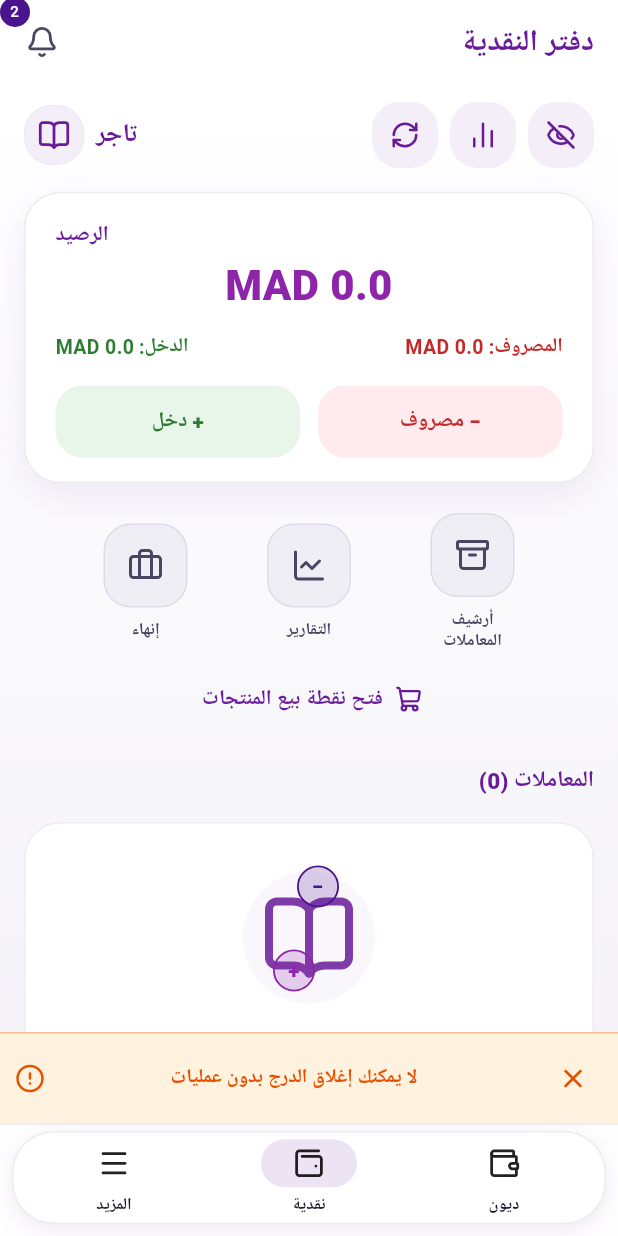
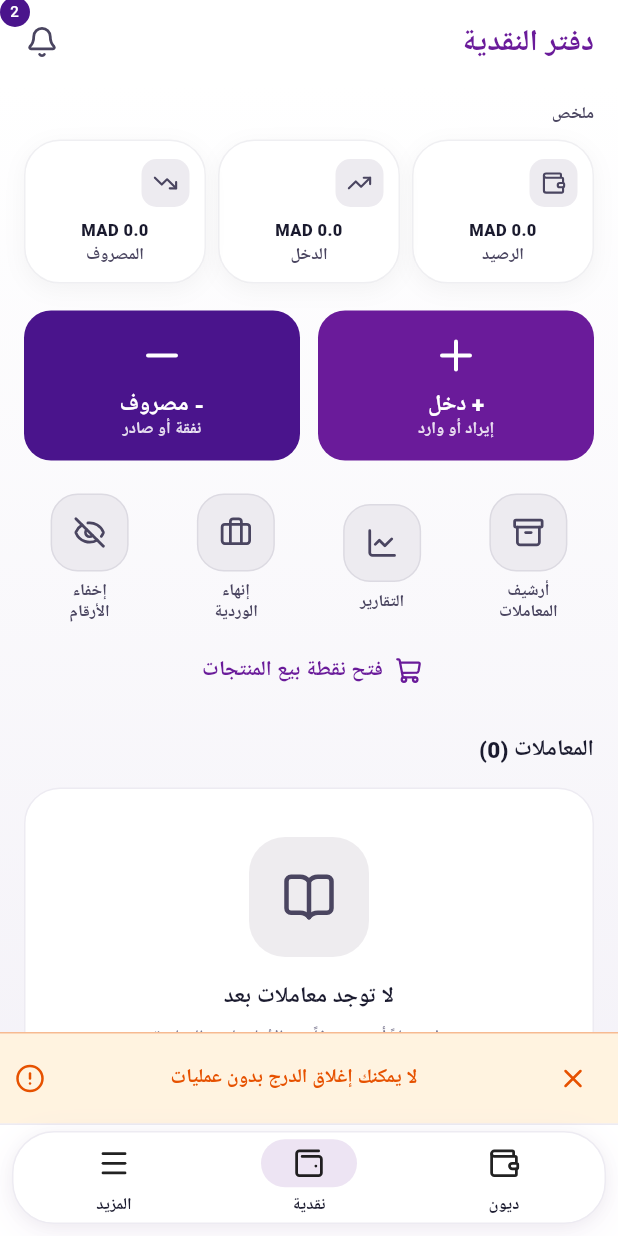
Before and after one commit to engmohammedaqlain-ctrl/safi, a Flutter app: the MainShell screen opened directly, item 2 of the bottom bar chosen, on a phone screen of 412 x 824 dp. Run offline on Flutter 3.47's test engine with Material 3 defaults, Android fonts, the phone set to English and light mode, and no system bars; our stand-ins replace fl_chart, flutter_riverpod, google_fonts, lucide_icons, shared_preferences; accounts and stored records are empty; Roboto replaces fonts that are missing (Cairo).

```diff
--- a/lib/features/auth/screens/login_screen.dart
+++ b/lib/features/auth/screens/login_screen.dart
@@ -419,11 +419,13 @@ class OtpCodeFieldState extends State<OtpCodeField> {
                     width: isFocused ? 1.8 : 1.2,
                   ),
                 ),
+                child: Center(
                   child: TextField(
                     controller: _controllers[i],
                     focusNode: _focusNodes[i],
                     onChanged: (s) => _onFieldChanged(i, s),
                     textAlign: TextAlign.center,
+                    textAlignVertical: TextAlignVertical.center,
                     keyboardType: TextInputType.number,
                     maxLength: 1,
                     showCursor: false,
@@ -446,11 +448,12 @@ class OtpCodeFieldState extends State<OtpCodeField> {
                     decoration: const InputDecoration(
                       counterText: '',
                       isDense: true,
-                    contentPadding: EdgeInsets.symmetric(vertical: 10),
+                      contentPadding: EdgeInsets.zero,
                       filled: false,
                       border: InputBorder.none,
                       enabledBorder: InputBorder.none,
                       focusedBorder: InputBorder.none,
+                    ),
                   ),
                 ),
               ),
--- a/lib/features/sales/screens/sales_screen.dart
+++ b/lib/features/sales/screens/sales_screen.dart
@@ -11,7 +11,7 @@ import '../../cash_flow/screens/cash_flow_screen.dart';
 import '../providers/cashbook_ui_provider.dart';
 import 'new_sale_screen.dart';
 
-/// دفتر النقدية — واجهة مثل «نظيفة/وثائقية» مع هوية أرجوانية
+/// دفتر النقدية — تصميم متسق مع دفتر الديون
 class SalesScreen extends ConsumerStatefulWidget {
   const SalesScreen({super.key, this.bottomInset = 0});
 
@@ -37,6 +37,10 @@ class _SalesScreenState extends ConsumerState<SalesScreen> {
       );
     }
 
+    final bal = _hide ? obscureMoney() : formatMAD(summary.balance);
+    final inc = _hide ? obscureMoney() : formatMAD(summary.income);
+    final out = _hide ? obscureMoney() : formatMAD(summary.expense);
+
     return Column(
       children: [
         Expanded(
@@ -45,57 +49,115 @@ class _SalesScreenState extends ConsumerState<SalesScreen> {
               AppSpacing.lg,
               AppSpacing.md,
               AppSpacing.lg,
-              AppSpacing.lg,
+              bottomPad,
             ),
             children: [
-              _DashboardHeader(
-                userName: summary.userName,
-                onToggleHide: () => setState(() => _hide = !_hide),
-                hide: _hide,
-                onQuickReport: () {
+              // ── ملخص ──
+              Text(
+                'ملخص',
+                style: AppTextStyles.labelSmall.copyWith(
+                  color: AppColors.textSecondary,
+                  fontWeight: FontWeight.w700,
+                  letterSpacing: 0.35,
+                ),
+              ),
+              const SizedBox(height: 10),
+
+              // ── شريط الأرقام الثلاثة — مطابق للديون ──
+              Row(
+                children: [
+                  Expanded(
+                    child: _MetricCell(
+                      label: 'الرصيد',
+                      value: bal,
+                      icon: LucideIcons.wallet,
+                    ),
+                  ),
+                  const SizedBox(width: 8),
+                  Expanded(
+                    child: _MetricCell(
+                      label: 'الدخل',
+                      value: inc,
+                      icon: LucideIcons.trendingUp,
+                    ),
+                  ),
+                  const SizedBox(width: 8),
+                  Expanded(
+                    child: _MetricCell(
+                      label: 'المصروف',
+                      value: out,
+                      icon: LucideIcons.trendingDown,
+                    ),
+                  ),
+                ],
+              ),
+              const SizedBox(height: 18),
+
+              // ── زرّا الإجراء الرئيسيان — مطابق للديون ──
+              Row(
+                children: [
+                  Expanded(
+                    child: _CtaBlock(
+                      background: AppColors.primary,
+                      onTap: () =>
+                          push(const CashEntryScreen(initialIncome: true)),
+                      icon: LucideIcons.plus,
+                      label: '+ دخل',
+                      subtitle: 'إيراد أو وارد',
+                    ),
+                  ),
+                  const SizedBox(width: 12),
+                  Expanded(
+                    child: _CtaBlock(
+                      background: AppColors.primaryDark,
+                      onTap: () =>
+                          push(const CashEntryScreen(initialIncome: false)),
+                      icon: LucideIcons.minus,
+                      label: '- مصروف',
+                      subtitle: 'نفقة أو صادر',
+                    ),
+                  ),
+                ],
+              ),
+              const SizedBox(height: 22),
+
+              // ── روابط سريعة ──
+              Row(
+                children: [
+                  Expanded(
+                    child: _SecondaryAction(
+                      icon: LucideIcons.archive,
+                      label: 'أرشيف\nالمعاملات',
+                      onTap: () => push(const CashFlowScreen()),
+                    ),
+                  ),
+                  const SizedBox(width: 10),
+                  Expanded(
+                    child: _SecondaryAction(
+                      icon: LucideIcons.lineChart,
+                      label: 'التقارير',
+                      onTap: () {
                         ScaffoldMessenger.of(context).showSnackBar(
                           const SnackBar(
-                      content: Text('التقارير — قريباً'),
-                      behavior: SnackBarBehavior.floating,
-                    ),
-                  );
-                },
-                onRefreshMock: () {
-                  ScaffoldMessenger.of(context).showSnackBar(
-                    const SnackBar(
-                      content: Text('تم التحديث'),
+                            content: Text('تقرير مفصّل — قريباً'),
                             behavior: SnackBarBehavior.floating,
                           ),
                         );
                       },
                     ),
-              const SizedBox(height: 16),
-              _BalanceCard(
-                summary: summary,
-                hide: _hide,
-                onIncome: () =>
-                    push(const CashEntryScreen(initialIncome: true)),
-                onExpense: () =>
-                    push(const CashEntryScreen(initialIncome: false)),
                   ),
-              const SizedBox(height: 20),
-              _QuickActionsRow(
-                onArchive: () => push(const CashFlowScreen()),
-                onReports: () {
-                  ScaffoldMessenger.of(context).showSnackBar(
-                    const SnackBar(
-                      content: Text('تقرير مفصّل — نربطه لاحقاً'),
-                      behavior: SnackBarBehavior.floating,
-                    ),
-                  );
-                },
-                onEndSession: () {
+                  const SizedBox(width: 10),
+                  Expanded(
+                    child: _SecondaryAction(
+                      icon: LucideIcons.briefcase,
+                      label: 'إنهاء\nالوردية',
+                      onTap: () {
                         showDialog<void>(
                           context: context,
                           builder: (ctx) => AlertDialog(
                             title: const Text('إنهاء الوردية'),
                             content: const Text(
-                        'هل تريد إغلاق تسجيل جلسة الوردية؟ (تجريبي)',
+                              'هل تريد إغلاق جلسة الوردية؟ (تجريبي)',
                             ),
                             actions: [
                               TextButton(
@@ -111,6 +173,17 @@ class _SalesScreenState extends ConsumerState<SalesScreen> {
                         );
                       },
                     ),
+                  ),
+                  const SizedBox(width: 10),
+                  Expanded(
+                    child: _SecondaryAction(
+                      icon: _hide ? LucideIcons.eye : LucideIcons.eyeOff,
+                      label: _hide ? 'إظهار\nالأرقام' : 'إخفاء\nالأرقام',
+                      onTap: () => setState(() => _hide = !_hide),
+                    ),
+                  ),
+                ],
+              ),
               const SizedBox(height: 8),
               TextButton.icon(
                 onPressed: () => push(const NewSaleScreen()),
@@ -118,24 +191,22 @@ class _SalesScreenState extends ConsumerState<SalesScreen> {
                 style: TextButton.styleFrom(foregroundColor: AppColors.primary),
                 label: const Text('فتح نقطة بيع المنتجات'),
               ),
-              const SizedBox(height: 20),
-              Row(
-                children: [
+              const SizedBox(height: 18),
+
+              // ── المعاملات ──
               Text(
                 'المعاملات (${summary.transactionCount})',
                 style: AppTextStyles.titleSmall.copyWith(
-                      color: AppColors.primary,
+                  color: AppColors.textPrimary,
                   fontWeight: FontWeight.w800,
+                  letterSpacing: 0.1,
                 ),
               ),
-                ],
-              ),
-              const SizedBox(height: 16),
-              _EmptyStateIllustration(
+              const SizedBox(height: 14),
+              _EmptyStateCard(
                 onRecordHint: () =>
                     push(const CashEntryScreen(initialIncome: true)),
               ),
-              SizedBox(height: 16 + bottomPad),
             ],
           ),
         ),
@@ -148,201 +219,75 @@ class _SalesScreenState extends ConsumerState<SalesScreen> {
   }
 }
 
-class _DashboardHeader extends StatelessWidget {
-  const _DashboardHeader({
-    required this.userName,
-    required this.onToggleHide,
-    required this.onQuickReport,
-    required this.onRefreshMock,
-    required this.hide,
+// ── بطاقة رقم ملخص — مطابقة تماماً لما في الديون ──
+class _MetricCell extends StatelessWidget {
+  const _MetricCell({
+    required this.label,
+    required this.value,
+    required this.icon,
   });
 
-  final String userName;
-  final bool hide;
-  final VoidCallback onToggleHide;
-  final VoidCallback onQuickReport;
-  final VoidCallback onRefreshMock;
+  final String label;
+  final String value;
+  final IconData icon;
 
   @override
   Widget build(BuildContext context) {
-    return Row(
-      children: [
-        Row(
-          mainAxisSize: MainAxisSize.min,
-          children: [
-            _SquareIcon(
-              onTap: onToggleHide,
-              child: Icon(
-                hide ? LucideIcons.eye : LucideIcons.eyeOff,
-                size: 20,
-                color: AppColors.primary,
+    return Container(
+      padding: const EdgeInsets.fromLTRB(10, 12, 10, 12),
+      decoration: BoxDecoration(
+        color: AppColors.backgroundSecondary,
+        borderRadius: AppRadius.rlg,
+        border: Border.all(
+          color: AppColors.textMuted.withValues(alpha: 0.12),
+          width: 1,
         ),
-            ),
-            const SizedBox(width: 8),
-            _SquareIcon(
-              onTap: onQuickReport,
-              child: const Icon(
-                LucideIcons.barChart2,
-                size: 20,
-                color: AppColors.primary,
-              ),
-            ),
-            const SizedBox(width: 8),
-            _SquareIcon(
-              onTap: onRefreshMock,
-              child: const Icon(
-                LucideIcons.refreshCw,
-                size: 20,
-                color: AppColors.primary,
-              ),
+        boxShadow: [
+          BoxShadow(
+            color: Colors.black.withValues(alpha: 0.04),
+            blurRadius: 12,
+            offset: const Offset(0, 4),
           ),
         ],
-        ),
-        const Spacer(),
-        Text(
-          userName,
-          style: AppTextStyles.titleMedium.copyWith(
-            color: AppColors.primary,
-            fontWeight: FontWeight.w800,
-          ),
-        ),
-        const SizedBox(width: 8),
-        Container(
-          width: 40,
-          height: 40,
-          decoration: BoxDecoration(
-            color: AppColors.lavender,
-            borderRadius: AppRadius.rmd,
-            border: Border.all(color: AppColors.outlineSoft),
-          ),
-          child: const Icon(
-            LucideIcons.bookOpen,
-            color: AppColors.primary,
-            size: 22,
-          ),
-        ),
-      ],
-    );
-  }
-}
-
-class _SquareIcon extends StatelessWidget {
-  const _SquareIcon({required this.onTap, required this.child});
-
-  final VoidCallback onTap;
-  final Widget child;
-
-  @override
-  Widget build(BuildContext context) {
-    return Material(
-      color: AppColors.lavender,
-      borderRadius: AppRadius.rmd,
-      child: InkWell(
-        onTap: onTap,
-        borderRadius: AppRadius.rmd,
-        child: SizedBox(width: 44, height: 44, child: Center(child: child)),
-      ),
-    );
-  }
-}
-
-class _BalanceCard extends StatelessWidget {
-  const _BalanceCard({
-    required this.summary,
-    required this.hide,
-    required this.onIncome,
-    required this.onExpense,
-  });
-
-  final CashbookSummary summary;
-  final bool hide;
-  final VoidCallback onIncome;
-  final VoidCallback onExpense;
-
-  @override
-  Widget build(BuildContext context) {
-    final bal = hide ? obscureMoney() : formatMAD(summary.balance);
-    final inc = hide ? obscureMoney() : formatMAD(summary.income);
-    final out = hide ? obscureMoney() : formatMAD(summary.expense);
-
-    return Container(
-      width: double.infinity,
-      padding: const EdgeInsets.fromLTRB(20, 18, 20, 16),
-      decoration: BoxDecoration(
-        color: AppColors.surface,
-        borderRadius: AppRadius.rlg,
-        boxShadow: [
-          BoxShadow(
-            color: AppColors.plum.withValues(alpha: 0.08),
-            blurRadius: 20,
-            offset: const Offset(0, 8),
-          ),
-        ],
-        border: Border.all(color: AppColors.outlineSoft, width: 1),
       ),
       child: Column(
         crossAxisAlignment: CrossAxisAlignment.stretch,
         children: [
-          Align(
-            alignment: AlignmentDirectional.topEnd,
-            child: Text(
-              'الرصيد',
-              style: AppTextStyles.labelLarge.copyWith(
-                color: AppColors.primary,
-                fontWeight: FontWeight.w700,
+          Row(
+            children: [
+              Container(
+                width: 32,
+                height: 32,
+                decoration: BoxDecoration(
+                  color: const Color(0xFFEDEBF0),
+                  borderRadius: BorderRadius.circular(10),
                 ),
-            ),
-          ),
-          const SizedBox(height: 4),
-          Text(
-            bal,
-            textAlign: TextAlign.center,
-            style: AppTextStyles.displayMedium.copyWith(
-              color: AppColors.violet,
-              fontWeight: FontWeight.w900,
-            ),
-          ),
-          const SizedBox(height: 12),
-          Row(
-            mainAxisAlignment: MainAxisAlignment.spaceBetween,
-            children: [
-              Text(
-                'المصروف: $out',
-                style: AppTextStyles.bodySmall.copyWith(
-                  color: AppColors.error,
-                  fontWeight: FontWeight.w600,
-                ),
-              ),
-              Text(
-                'الدخل: $inc',
-                style: AppTextStyles.bodySmall.copyWith(
-                  color: AppColors.success,
-                  fontWeight: FontWeight.w600,
-                ),
+                child: Icon(icon, size: 17, color: AppColors.textSecondary),
               ),
             ],
           ),
-          const SizedBox(height: 16),
-          Row(
-            children: [
-              Expanded(
-                child: _PillPairedButton(
-                  label: '− مصروف',
-                  background: AppColors.errorLight,
-                  foreground: AppColors.error,
-                  onPressed: onExpense,
+          const SizedBox(height: 8),
+          Text(
+            value,
+            textAlign: TextAlign.center,
+            maxLines: 1,
+            overflow: TextOverflow.ellipsis,
+            style: AppTextStyles.labelSmall.copyWith(
+              color: AppColors.textPrimary,
+              fontWeight: FontWeight.w800,
+              fontSize: 11,
             ),
           ),
-              const SizedBox(width: 12),
-              Expanded(
-                child: _PillPairedButton(
-                  label: '+ دخل',
-                  background: AppColors.successLight,
-                  foreground: AppColors.success,
-                  onPressed: onIncome,
+          const SizedBox(height: 2),
+          Text(
+            label,
+            textAlign: TextAlign.center,
+            maxLines: 1,
+            overflow: TextOverflow.ellipsis,
+            style: AppTextStyles.labelSmall.copyWith(
+              color: AppColors.textSecondary,
+              height: 1.2,
             ),
-              ),
-            ],
           ),
         ],
       ),
@@ -350,86 +295,82 @@ class _BalanceCard extends StatelessWidget {
   }
 }
 
-class _PillPairedButton extends StatelessWidget {
-  const _PillPairedButton({
+// ── زر CTA كبير ملوّن — نفس _CtaBlock في الديون ──
+class _CtaBlock extends StatelessWidget {
+  const _CtaBlock({
+    required this.background,
+    required this.onTap,
+    required this.icon,
     required this.label,
-    required this.background,
-    required this.foreground,
-    required this.onPressed,
+    required this.subtitle,
   });
 
+  final Color background;
+  final VoidCallback onTap;
+  final IconData icon;
   final String label;
-  final Color background;
-  final Color foreground;
-  final VoidCallback onPressed;
+  final String subtitle;
 
   @override
   Widget build(BuildContext context) {
-    return FilledButton(
-      onPressed: onPressed,
-      style: FilledButton.styleFrom(
-        backgroundColor: background,
-        foregroundColor: foreground,
-        padding: const EdgeInsets.symmetric(vertical: 14),
-        shape: RoundedRectangleBorder(borderRadius: AppRadius.rmd),
+    return Material(
+      color: background,
+      borderRadius: BorderRadius.circular(18),
       elevation: 0,
+      clipBehavior: Clip.antiAlias,
+      child: InkWell(
+        onTap: onTap,
+        child: SizedBox(
+          height: 100,
+          child: Padding(
+            padding: const EdgeInsets.symmetric(horizontal: 8, vertical: 12),
+            child: Column(
+              mainAxisAlignment: MainAxisAlignment.center,
+              children: [
+                Icon(icon, size: 32, color: AppColors.onPrimary),
+                const SizedBox(height: 8),
+                Text(
+                  label,
+                  textAlign: TextAlign.center,
+                  maxLines: 1,
+                  overflow: TextOverflow.ellipsis,
+                  style: AppTextStyles.labelLarge.copyWith(
+                    color: AppColors.onPrimary,
+                    fontWeight: FontWeight.w800,
+                    fontSize: 15,
+                    height: 1.1,
                   ),
-      child: Text(
-        label,
-        style: AppTextStyles.labelLarge.copyWith(
-          color: foreground,
-          fontWeight: FontWeight.w800,
+                ),
+                const SizedBox(height: 2),
+                Text(
+                  subtitle,
+                  textAlign: TextAlign.center,
+                  maxLines: 1,
+                  style: AppTextStyles.labelSmall.copyWith(
+                    color: AppColors.onPrimary.withValues(alpha: 0.85),
+                    fontSize: 11,
+                    height: 1.1,
+                  ),
+                ),
+              ],
+            ),
+          ),
         ),
       ),
     );
   }
 }
 
-class _QuickActionsRow extends StatelessWidget {
-  const _QuickActionsRow({
-    required this.onArchive,
-    required this.onReports,
-    required this.onEndSession,
-  });
-
-  final VoidCallback onArchive;
-  final VoidCallback onReports;
-  final VoidCallback onEndSession;
-
-  @override
-  Widget build(BuildContext context) {
-    return Row(
-      mainAxisAlignment: MainAxisAlignment.spaceEvenly,
-      children: [
-        _QuickAction(
-          label: 'أرشيف\nالمعاملات',
-          icon: LucideIcons.archive,
-          onTap: onArchive,
-        ),
-        _QuickAction(
-          label: 'التقارير',
-          icon: LucideIcons.lineChart,
-          onTap: onReports,
-        ),
-        _QuickAction(
-          label: 'إنهاء',
-          icon: LucideIcons.briefcase,
-          onTap: onEndSession,
-        ),
-      ],
-    );
-  }
-}
-
-class _QuickAction extends StatelessWidget {
-  const _QuickAction({
+// ── إجراء ثانوي (أيقونة صغيرة + نص) ──
+class _SecondaryAction extends StatelessWidget {
+  const _SecondaryAction({
+    required this.icon,
     required this.label,
-    required this.icon,
     required this.onTap,
   });
 
+  final IconData icon;
   final String label;
-  final IconData icon;
   final VoidCallback onTap;
 
   @override
@@ -441,16 +382,18 @@ class _QuickAction extends StatelessWidget {
         mainAxisSize: MainAxisSize.min,
         children: [
           Container(
-            width: 56,
-            height: 56,
+            width: 52,
+            height: 52,
             decoration: BoxDecoration(
-              color: const Color(0xFFF0EEF5),
+              color: const Color(0xFFEDEBF0),
               borderRadius: AppRadius.rmd,
-              border: Border.all(color: const Color(0xFFDEDAEB)),
+              border: Border.all(
+                color: AppColors.textMuted.withValues(alpha: 0.15),
               ),
-            child: Icon(icon, color: AppColors.textSecondary, size: 24),
             ),
-          const SizedBox(height: 8),
+            child: Icon(icon, color: AppColors.textSecondary, size: 22),
+          ),
+          const SizedBox(height: 6),
           Text(
             label,
             textAlign: TextAlign.center,
@@ -466,8 +409,9 @@ class _QuickAction extends StatelessWidget {
   }
 }
 
-class _EmptyStateIllustration extends StatelessWidget {
-  const _EmptyStateIllustration({required this.onRecordHint});
+// ── حالة فارغة ──
+class _EmptyStateCard extends StatelessWidget {
+  const _EmptyStateCard({required this.onRecordHint});
 
   final VoidCallback onRecordHint;
 
@@ -483,38 +427,31 @@ class _EmptyStateIllustration extends StatelessWidget {
       ),
       child: Column(
         children: [
-          Stack(
-            alignment: Alignment.center,
-            clipBehavior: Clip.none,
-            children: [
           Container(
-                width: 88,
-                height: 88,
+            width: 80,
+            height: 80,
             decoration: BoxDecoration(
-                  color: AppColors.lavender.withValues(alpha: 0.5),
-                  shape: BoxShape.circle,
+              color: const Color(0xFFEEECEF),
+              borderRadius: AppRadius.rlg,
+            ),
+            child: const Icon(
+              LucideIcons.bookOpen,
+              size: 36,
+              color: AppColors.textSecondary,
             ),
           ),
-              Icon(
-                LucideIcons.bookOpen,
-                size: 64,
-                color: AppColors.primary.withValues(alpha: 0.85),
+          const SizedBox(height: 16),
+          Text(
+            'لا توجد معاملات بعد',
+            textAlign: TextAlign.center,
+            style: AppTextStyles.titleSmall.copyWith(
+              color: AppColors.textPrimary,
+              fontWeight: FontWeight.w700,
             ),
-              Positioned(
-                top: -4,
-                right: 24,
-                child: _MiniBadge('−', AppColors.plum),
           ),
-              Positioned(
-                bottom: 8,
-                left: 20,
-                child: _MiniBadge('+', AppColors.violet),
-              ),
-            ],
-          ),
-          const SizedBox(height: 20),
+          const SizedBox(height: 6),
           Text(
-            'لا توجد معاملات بعد. سجّل عمليات الدخول والخروج النقدي',
+            'سجّل دخلاً أو مصروفاً من الأعلى لبدء المتابعة',
             textAlign: TextAlign.center,
             style: AppTextStyles.bodySmall.copyWith(
               color: AppColors.textMuted,
@@ -536,35 +473,7 @@ class _EmptyStateIllustration extends StatelessWidget {
   }
 }
 
-class _MiniBadge extends StatelessWidget {
-  const _MiniBadge(this.text, this.color);
-
-  final String text;
-  final Color color;
-
-  @override
-  Widget build(BuildContext context) {
-    return Container(
-      width: 28,
-      height: 28,
-      alignment: Alignment.center,
-      decoration: BoxDecoration(
-        color: color.withValues(alpha: 0.2),
-        shape: BoxShape.circle,
-        border: Border.all(color: color, width: 1.2),
-      ),
-      child: Text(
-        text,
-        style: TextStyle(
-          color: color,
-          fontWeight: FontWeight.w800,
-          fontSize: 14,
-        ),
-      ),
-    );
-  }
-}
-
+// ── شريط تحذير الدرج ──
 class _DrawerHintBar extends StatelessWidget {
   const _DrawerHintBar({required this.onClose});
 
```
Lines whose indentation alone changed are shown as unchanged.
